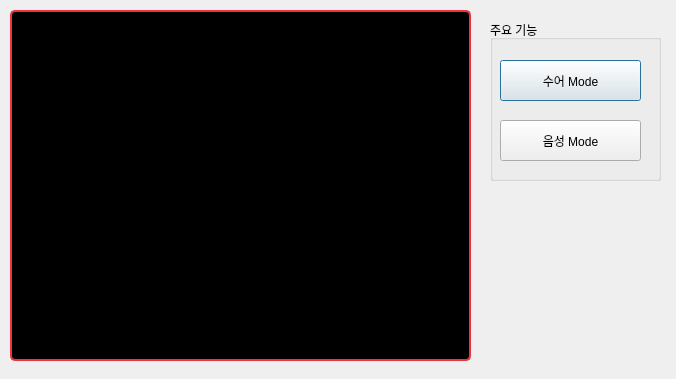
Before: the Qt Designer form src/kdk/facechat.ui in addinedu-ros-4th/deeplearning-repo-5, drawn with Qt 5.
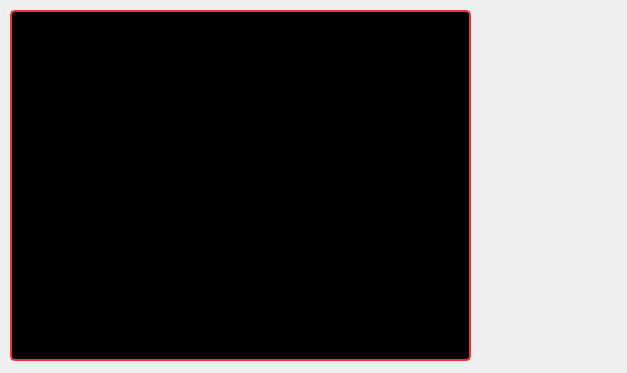
After: the same form once the commit is applied.

Commit message: 다시 수정해야 함

Patch:
```diff
--- a/src/kdk/facechat.ui
+++ b/src/kdk/facechat.ui
@@ -6,8 +6,8 @@
    <rect>
     <x>0</x>
     <y>0</y>
-    <width>676</width>
-    <height>379</height>
+    <width>627</width>
+    <height>373</height>
    </rect>
   </property>
   <property name="windowTitle">
@@ -38,45 +38,6 @@
     <string/>
    </property>
   </widget>
-  <widget class="QGroupBox" name="groupBox">
-   <property name="geometry">
-    <rect>
-     <x>490</x>
-     <y>20</y>
-     <width>171</width>
-     <height>161</height>
-    </rect>
-   </property>
-   <property name="title">
-    <string>주요 기능</string>
-   </property>
-   <widget class="QPushButton" name="gestureButton">
-    <property name="geometry">
-     <rect>
-      <x>10</x>
-      <y>40</y>
-      <width>141</width>
-      <height>41</height>
-     </rect>
-    </property>
-    <property name="text">
-     <string>수어 Mode</string>
-    </property>
-   </widget>
-   <widget class="QPushButton" name="gestureButton_2">
-    <property name="geometry">
-     <rect>
-      <x>10</x>
-      <y>100</y>
-      <width>141</width>
-      <height>41</height>
-     </rect>
-    </property>
-    <property name="text">
-     <string>음성 Mode</string>
-    </property>
-   </widget>
-  </widget>
  </widget>
  <resources/>
  <connections/>
```
Left out of the diff: 1 changed line with no effect on the pictures. The commit also changes 2 other files.
